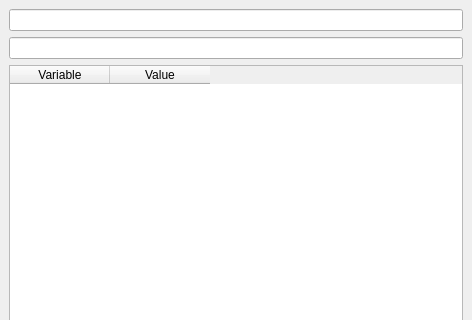
First picture: the form in debugger.ui, repository miguelmarco/pykdedebugger, before the edit; both pictures show x 0 to 472 and y 0 to 320 of the 472 by 697 pixel window.
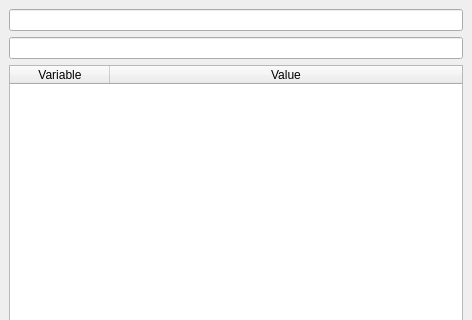
Second picture: the form after the edit.

Commit message: Resize columns

The edit to the form file:
```diff
--- a/debugger.ui
+++ b/debugger.ui
@@ -45,6 +45,9 @@
        <attribute name="horizontalHeaderMinimumSectionSize">
         <number>10</number>
        </attribute>
+       <attribute name="horizontalHeaderStretchLastSection">
+        <bool>true</bool>
+       </attribute>
        <attribute name="verticalHeaderCascadingSectionResizes">
         <bool>true</bool>
        </attribute>
```
The commit also changes 1 other file.
